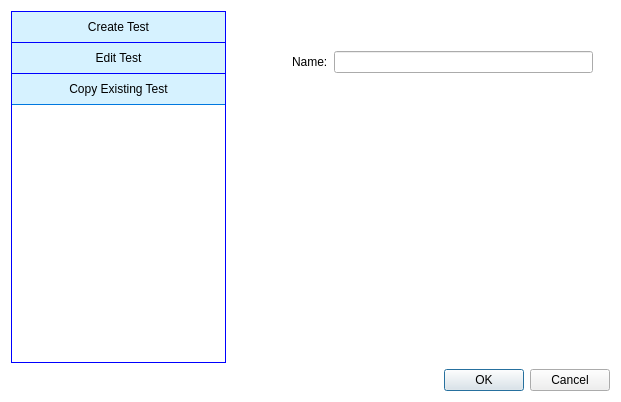
The window that ui/Manage_Test.ui (DaniCaballero/ide) describes before a commit, drawn with Qt 5.
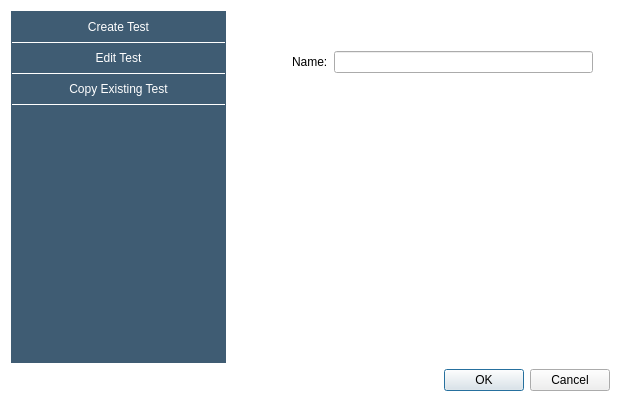
The same window after the commit.

```diff
--- a/ui/Manage_Test.ui
+++ b/ui/Manage_Test.ui
@@ -42,10 +42,10 @@
        </property>
        <property name="styleSheet">
         <string notr="true">QPushButton {
-border: 1px blue;
+border: 1px white;
 border-style: none none solid none;
-background-color: #d6f2ff;
 padding: 8px 0;
+color: white;
 }
 
 QPushButton::hover {
@@ -53,7 +53,8 @@
 }
 
 #frame {
-border: 1px solid blue;
+border: 1px solid #3f5c73;
+background-color: #3f5c73;
 }</string>
        </property>
        <property name="frameShape">
@@ -82,6 +83,15 @@
             <property name="palette">
              <palette>
               <active>
+               <colorrole role="WindowText">
+                <brush brushstyle="SolidPattern">
+                 <color alpha="255">
+                  <red>255</red>
+                  <green>255</green>
+                  <blue>255</blue>
+                 </color>
+                </brush>
+               </colorrole>
                <colorrole role="Button">
                 <brush brushstyle="SolidPattern">
                  <color alpha="255">
@@ -91,6 +101,24 @@
                  </color>
                 </brush>
                </colorrole>
+               <colorrole role="Text">
+                <brush brushstyle="SolidPattern">
+                 <color alpha="255">
+                  <red>255</red>
+                  <green>255</green>
+                  <blue>255</blue>
+                 </color>
+                </brush>
+               </colorrole>
+               <colorrole role="ButtonText">
+                <brush brushstyle="SolidPattern">
+                 <color alpha="255">
+                  <red>255</red>
+                  <green>255</green>
+                  <blue>255</blue>
+                 </color>
+                </brush>
+               </colorrole>
                <colorrole role="Base">
                 <brush brushstyle="SolidPattern">
                  <color alpha="255">
@@ -109,8 +137,26 @@
                  </color>
                 </brush>
                </colorrole>
+               <colorrole role="PlaceholderText">
+                <brush brushstyle="SolidPattern">
+                 <color alpha="255">
+                  <red>255</red>
+                  <green>255</green>
+                  <blue>255</blue>
+                 </color>
+                </brush>
+               </colorrole>
               </active>
               <inactive>
+               <colorrole role="WindowText">
+                <brush brushstyle="SolidPattern">
+                 <color alpha="255">
+                  <red>255</red>
+                  <green>255</green>
+                  <blue>255</blue>
+                 </color>
+                </brush>
+               </colorrole>
                <colorrole role="Button">
                 <brush brushstyle="SolidPattern">
                  <color alpha="255">
@@ -120,6 +166,24 @@
                  </color>
                 </brush>
                </colorrole>
+               <colorrole role="Text">
+                <brush brushstyle="SolidPattern">
+                 <color alpha="255">
+                  <red>255</red>
+                  <green>255</green>
+                  <blue>255</blue>
+                 </color>
+                </brush>
+               </colorrole>
+               <colorrole role="ButtonText">
+                <brush brushstyle="SolidPattern">
+                 <color alpha="255">
+                  <red>255</red>
+                  <green>255</green>
+                  <blue>255</blue>
+                 </color>
+                </brush>
+               </colorrole>
                <colorrole role="Base">
                 <brush brushstyle="SolidPattern">
                  <color alpha="255">
@@ -138,8 +202,26 @@
                  </color>
                 </brush>
                </colorrole>
+               <colorrole role="PlaceholderText">
+                <brush brushstyle="SolidPattern">
+                 <color alpha="255">
+                  <red>255</red>
+                  <green>255</green>
+                  <blue>255</blue>
+                 </color>
+                </brush>
+               </colorrole>
               </inactive>
               <disabled>
+               <colorrole role="WindowText">
+                <brush brushstyle="SolidPattern">
+                 <color alpha="255">
+                  <red>255</red>
+                  <green>255</green>
+                  <blue>255</blue>
+                 </color>
+                </brush>
+               </colorrole>
                <colorrole role="Button">
                 <brush brushstyle="SolidPattern">
                  <color alpha="255">
@@ -149,6 +231,24 @@
                  </color>
                 </brush>
                </colorrole>
+               <colorrole role="Text">
+                <brush brushstyle="SolidPattern">
+                 <color alpha="255">
+                  <red>255</red>
+                  <green>255</green>
+                  <blue>255</blue>
+                 </color>
+                </brush>
+               </colorrole>
+               <colorrole role="ButtonText">
+                <brush brushstyle="SolidPattern">
+                 <color alpha="255">
+                  <red>255</red>
+                  <green>255</green>
+                  <blue>255</blue>
+                 </color>
+                </brush>
+               </colorrole>
                <colorrole role="Base">
                 <brush brushstyle="SolidPattern">
                  <color alpha="255">
@@ -167,6 +267,15 @@
                  </color>
                 </brush>
                </colorrole>
+               <colorrole role="PlaceholderText">
+                <brush brushstyle="SolidPattern">
+                 <color alpha="255">
+                  <red>255</red>
+                  <green>255</green>
+                  <blue>255</blue>
+                 </color>
+                </brush>
+               </colorrole>
               </disabled>
              </palette>
             </property>
@@ -191,7 +300,7 @@
           <item>
            <widget class="QPushButton" name="copy_btn">
             <property name="styleSheet">
-             <string notr="true">border-bottom: 1px solid #0078df;</string>
+             <string notr="true">border-bottom: 1px solid white;</string>
             </property>
             <property name="text">
              <string>Copy Existing Test</string>
```
